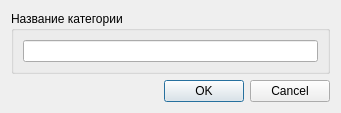
The window that Admin/MainManager/categoriesWidget/ccategorydialog.ui (Demonist/TCS) describes before a commit, drawn with Qt 5.
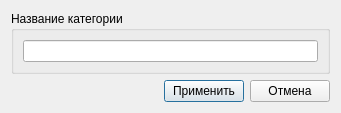
The same window after the commit. Icons and pictures are not drawn.

Diff of the .ui file:
```diff
--- a/Admin/MainManager/categoriesWidget/ccategorydialog.ui
+++ b/Admin/MainManager/categoriesWidget/ccategorydialog.ui
@@ -27,14 +27,43 @@
     </widget>
    </item>
    <item row="1" column="0">
-    <widget class="QDialogButtonBox" name="buttonBox">
-     <property name="orientation">
-      <enum>Qt::Horizontal</enum>
-     </property>
-     <property name="standardButtons">
-      <set>QDialogButtonBox::Cancel|QDialogButtonBox::Ok</set>
-     </property>
-    </widget>
+    <layout class="QHBoxLayout" name="horizontalLayout">
+     <item>
+      <spacer name="horizontalSpacer">
+       <property name="orientation">
+        <enum>Qt::Horizontal</enum>
+       </property>
+       <property name="sizeHint" stdset="0">
+        <size>
+         <width>40</width>
+         <height>20</height>
+        </size>
+       </property>
+      </spacer>
+     </item>
+     <item>
+      <widget class="QPushButton" name="pbnApply">
+       <property name="text">
+        <string>Применить</string>
+       </property>
+       <property name="icon">
+        <iconset resource="../main_res.qrc">
+         <normaloff>:/images/apply.png</normaloff>:/images/apply.png</iconset>
+       </property>
+      </widget>
+     </item>
+     <item>
+      <widget class="QPushButton" name="pbnCancel">
+       <property name="text">
+        <string>Отмена</string>
+       </property>
+       <property name="icon">
+        <iconset resource="../main_res.qrc">
+         <normaloff>:/images/cancel.png</normaloff>:/images/cancel.png</iconset>
+       </property>
+      </widget>
+     </item>
+    </layout>
    </item>
   </layout>
  </widget>
```
Left out of the diff: 5 changed lines with no effect on the pictures.
